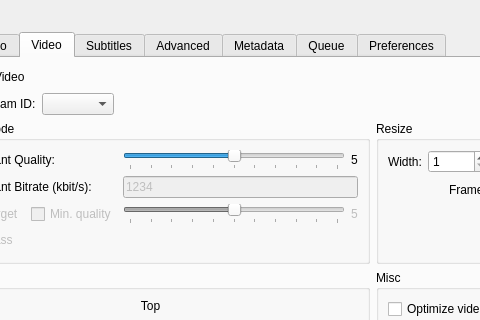
Qt form src/dialog.ui (an146/qtheorafrontend) before a commit; both pictures show x 91 to 571 and y 176 to 496 of the 927 by 651 pixel window.
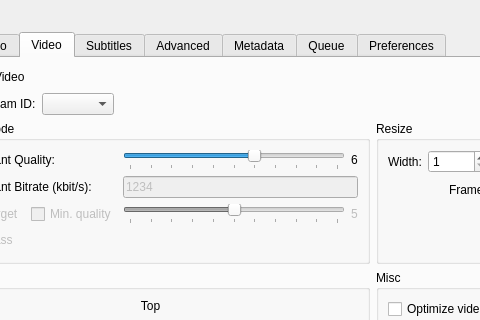
The same form after that commit. The open tabs and pages were chosen to show the change. Icons and pictures are not drawn. Custom widgets are drawn as their Qt base class.

Commit message: Changed default quality according to f2t default.

Diff of the .ui file:
```diff
--- a/src/dialog.ui
+++ b/src/dialog.ui
@@ -1249,7 +1249,7 @@
                <number>10</number>
               </property>
               <property name="value">
-               <number>5</number>
+               <number>6</number>
               </property>
               <property name="orientation">
                <enum>Qt::Horizontal</enum>
@@ -1265,7 +1265,7 @@
             <item row="0" column="2">
              <widget class="QLabel" name="video_quality_label">
               <property name="text">
-               <string>5</string>
+               <string>6</string>
               </property>
               <property name="alignment">
                <set>Qt::AlignCenter</set>
```
